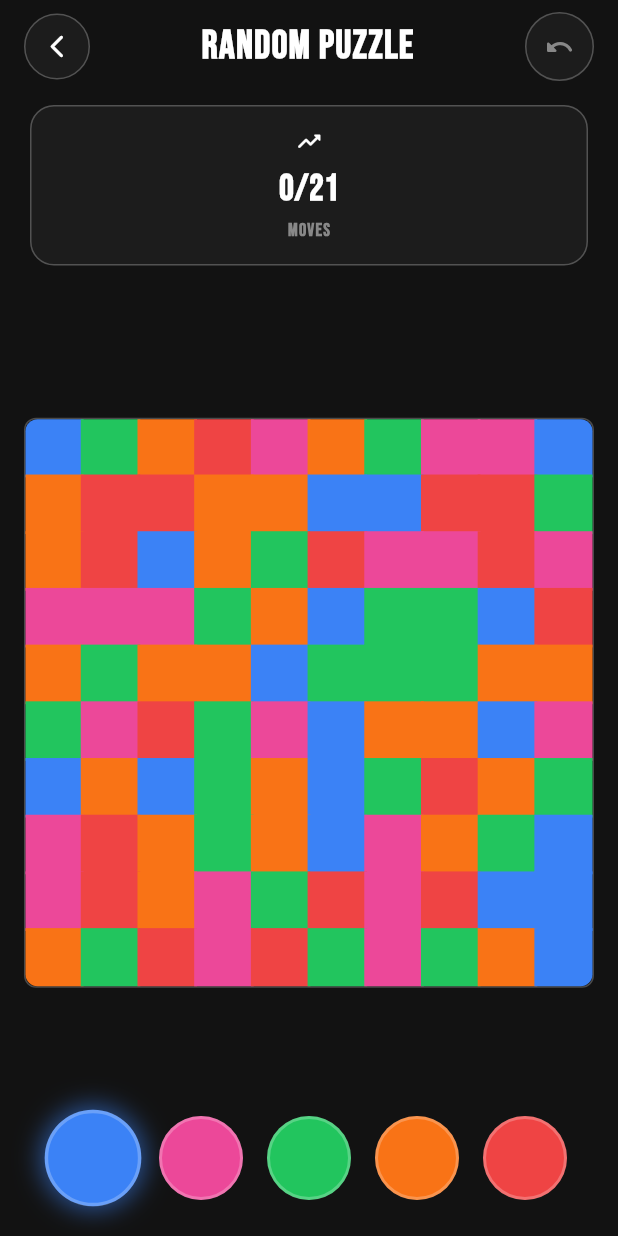
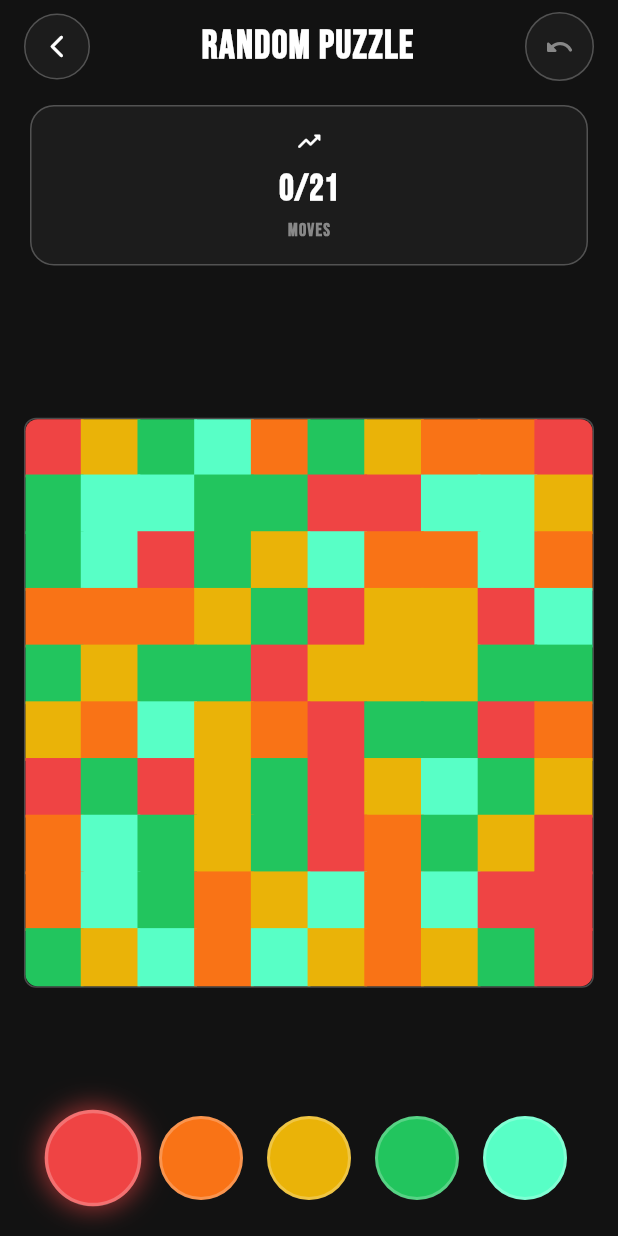
Before and after one commit to sidhant947/HueSpill, a Flutter app: the HueSpillView screen opened directly, on a phone screen of 412 x 824 dp. Run offline on Flutter 3.47's test engine with Material 3 defaults, Android fonts, the phone set to English and light mode, and no system bars; our stand-ins replace flutter_riverpod, hive, hive_flutter; accounts and stored records are empty.

Commit message:
update color options (#1)
The colors showing up in the app are difficult to distinguish for me, even with standard color vision. I believe this list of colors is more likely to be distinguishable by a larger number of people.

```diff
--- a/lib/ui/features/game/hue_spill/hue_spill_engine.dart
+++ b/lib/ui/features/game/hue_spill/hue_spill_engine.dart
@@ -5,15 +5,15 @@ class HueSpillEngine {
   final Random _random = Random();
 
   static const List<Color> colors = [
-    Color(0xFF3B82F6), // Blue
+    Color(0xFFEF4444), // Red
+    Color(0xFFF97316), // Orange
+    Color(0xFFEAB308), // Yellow
+    Color(0xFF22C55E), // Green
+    Color(0xFF58FFC6), // Mint
+    Color(0xFF58b4FF), // Light Blue
+    Color(0xFF0000FF), // Dark Blue
+    Color(0xFF7B22B0), // Purple
     Color(0xFFEC4899), // Pink
-    Color(0xFF22C55E), // Green
-    Color(0xFFF97316), // Orange
-    Color(0xFFEF4444), // Red
-    Color(0xFFEAB308), // Yellow
-    Color(0xFF8B5CF6), // Purple
-    Color(0xFF14B8A6), // Teal
-    Color(0xFF6366F1), // Indigo
   ];
 
   static int gridSizeForLevel(int level) {
```
